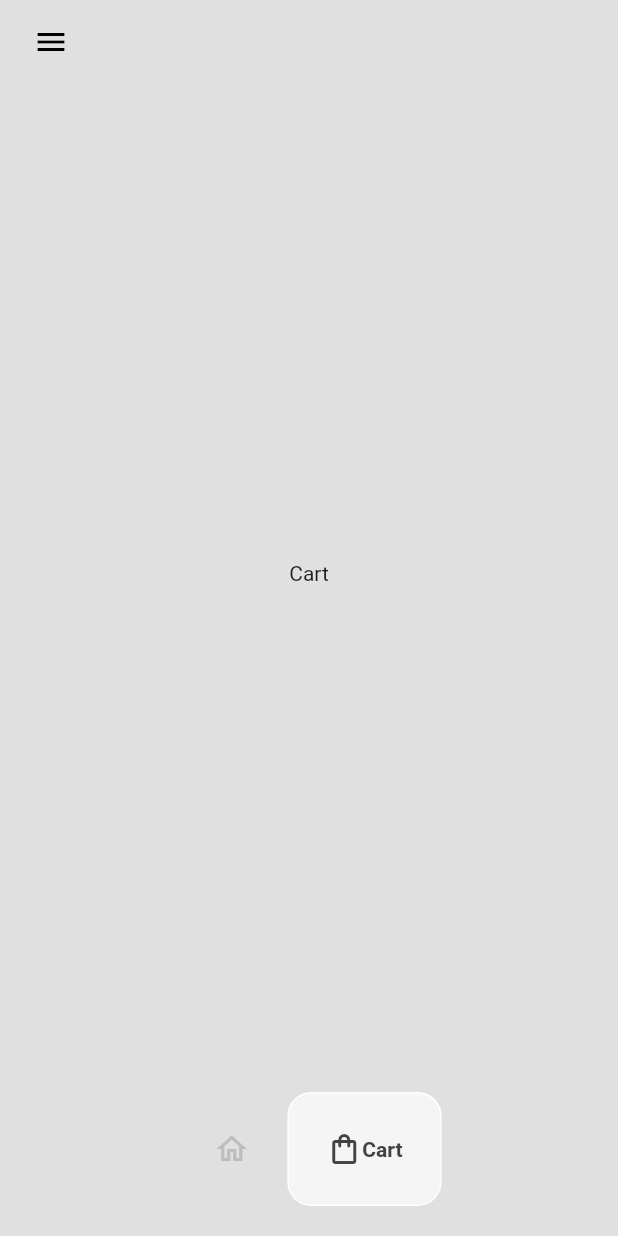
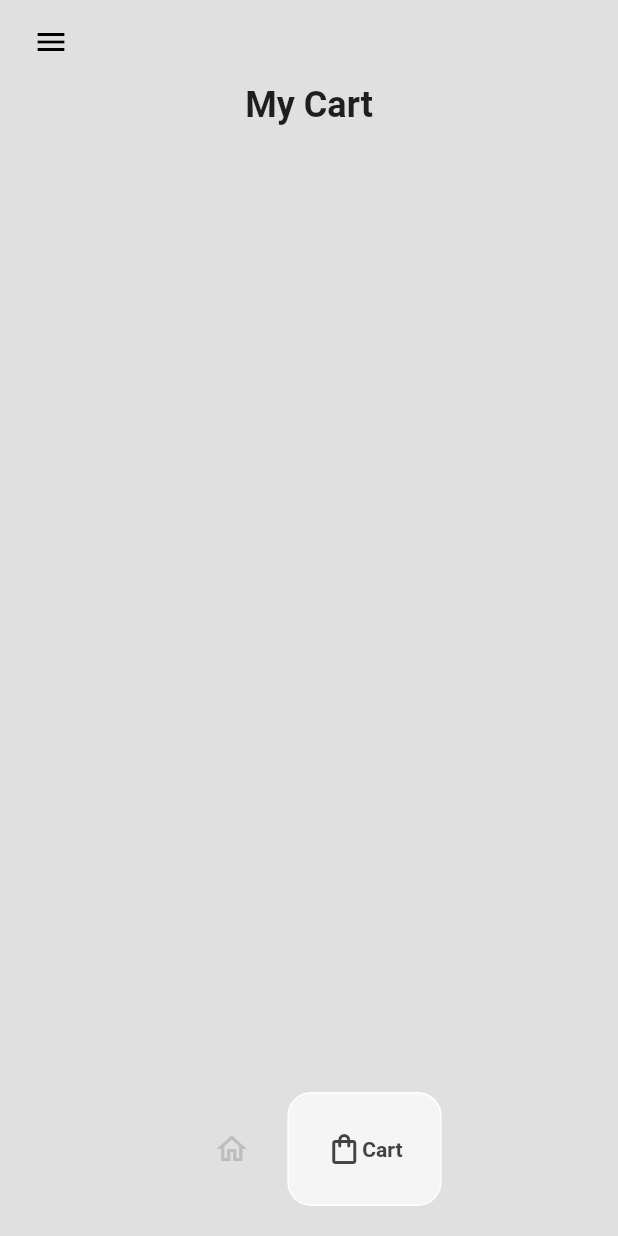
Before and after one commit to Sommos/flutter_sneaker_shop, a Flutter app: the HomePage screen opened directly, item 2 of the bottom bar chosen, on a phone screen of 412 x 824 dp. Run offline on Flutter 3.47's test engine with Material 2 defaults, Android fonts, the light colour scheme and no system bars; drawn by our look-alikes of google_nav_bar.

Commit message:
added cart_page.dart and extra cart UI

```diff
--- a/lib/pages/cart_page.dart
+++ b/lib/pages/cart_page.dart
@@ -1,19 +1,43 @@
 import 'package:flutter/material.dart';
+import 'package:provider/provider.dart';
 
-class CartPage extends StatefulWidget {
+import '../components/cart_item.dart';
+import '../models/cart.dart';
+import '../models/shoe.dart';
+
+class CartPage extends StatelessWidget {
   const CartPage({super.key});
 
   @override
-  State<CartPage> createState() => _CartPageState();
-}
+  Widget build(BuildContext context) {
+    return Consumer<Cart>(builder: (context, value, child) => Padding(
+      padding: const EdgeInsets.symmetric(horizontal: 25.0),
+      child: Column(
+        children: [
+          // heading
+          const Text(
+            "My Cart",
+            style: TextStyle(
+              fontWeight: FontWeight.bold,
+              fontSize: 24.0,
+            ),
+          ),
 
-class _CartPageState extends State<CartPage> {
-  @override
-  Widget build(BuildContext context) {
-    return const Center(
-      child: Text(
-        "Cart",
+          const SizedBox(height: 10.0),
+
+          Expanded(
+            child: ListView.builder(
+              itemCount: value.getUserCart().length,
+              itemBuilder: (context, index) {
+                // get individual shoe
+                Shoe individualShoe = value.getUserCart()[index];
+                // return the cart item
+                return CartItem(shoe: individualShoe);
+              },
+            ),
+          ),
+        ],
       ),
-    );
+    ),);
   }
 }
```
Also changed, not shown: lib/components/cart_item.dart (added, +26 -0 lines).
